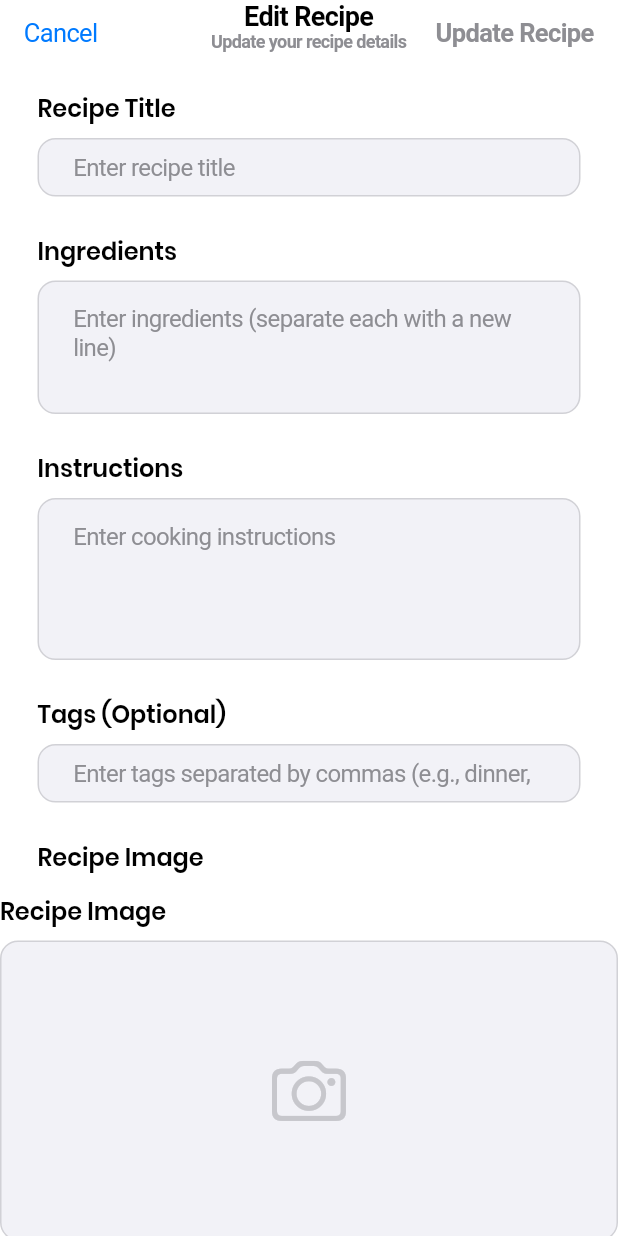
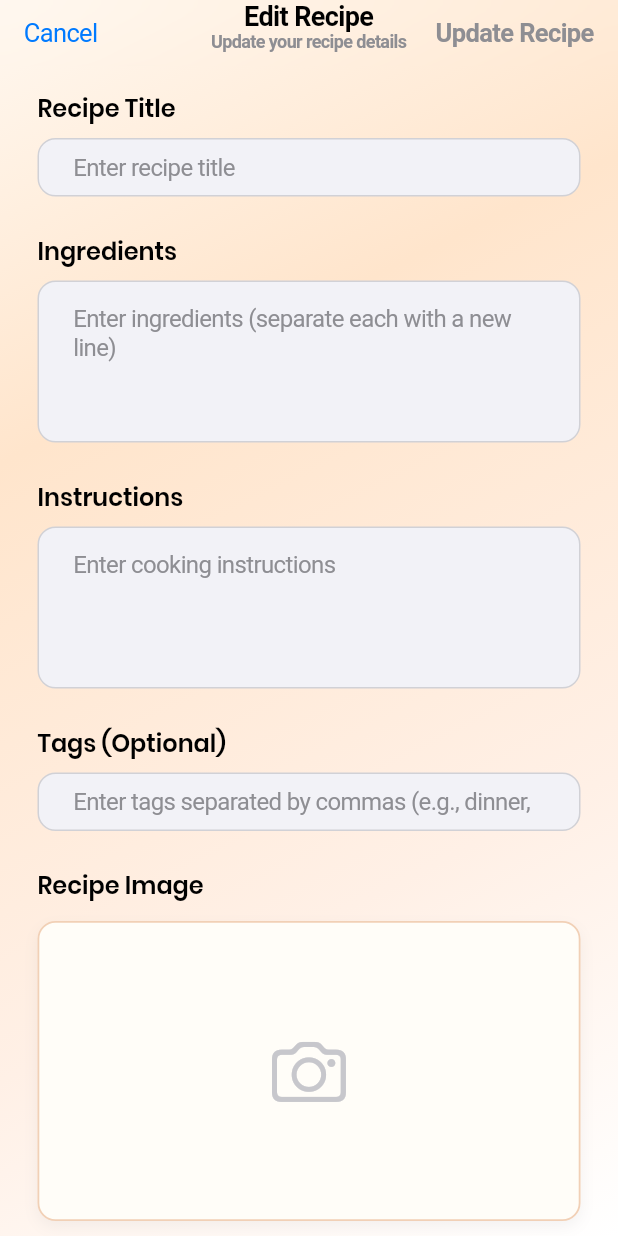
Before and after one commit to vaebelle/Mamas-Recipe, a Flutter app: the EditCustomRecipe screen opened directly with empty values, on a phone screen of 412 x 824 dp. Run offline on Flutter 3.47's test engine with Material 3 defaults, Android fonts, the phone set to English and light mode, and no system bars; our stand-ins replace cloud_firestore, firebase_auth, firebase_core, flutter_svg, google_sign_in, image_picker and 4 more; accounts and stored records are empty; network calls fail.

Commit message:
fix: search, ui, and exporting pdf

```diff
--- a/lib/models/custom_recipes.dart
+++ b/lib/models/custom_recipes.dart
@@ -95,8 +95,6 @@ class CustomRecipes {
   bool containsSearchTerms(String searchTerm) {
     final term = searchTerm.toLowerCase();
     return cRecipeName.toLowerCase().contains(term) ||
-        cRecipeIngredients.toLowerCase().contains(term) ||
-        cRecipeInstructions.toLowerCase().contains(term) ||
         tags.toLowerCase().contains(term);
   }
 
--- a/lib/screens/editCustomRecipe.dart
+++ b/lib/screens/editCustomRecipe.dart
@@ -73,15 +73,35 @@ class _EditCustomRecipeState extends State<EditCustomRecipe> {
       data: CupertinoThemeData(
         brightness: isDarkMode ? Brightness.dark : Brightness.light,
       ),
-      child: CupertinoPageScaffold(
-        backgroundColor: isDarkMode
-            ? const Color(0xFF1C1C1E)
-            : CupertinoColors.white,
-        navigationBar: CupertinoNavigationBar(
-          backgroundColor: isDarkMode
-              ? const Color(0xFF1C1C1E)
-              : CupertinoColors.white,
-          border: null,
+      child: Container(
+        // GRADIENT TO MATCH HOME PAGE EXACTLY
+        decoration: BoxDecoration(
+          gradient: LinearGradient(
+            begin: Alignment.topLeft,
+            end: Alignment.bottomRight,
+            colors: isDarkMode
+                ? [
+                    const Color(0xFF1C1C1E),
+                    const Color(0xFF3D2914), // Darker orange - SAME AS HOME
+                    const Color(0xFF2C1810), // Medium orange - SAME AS HOME
+                    const Color(0xFF1C1C1E),
+                  ]
+                : [
+                    const Color(0xFFFFF8F0), // Light cream - SAME AS HOME
+                    const Color(0xFFFFE5CC), // Light orange - SAME AS HOME
+                    const Color(0xFFFFF0E6), // Very light orange - SAME AS HOME
+                    CupertinoColors.white, // SAME AS HOME
+                  ],
+            stops: const [0.0, 0.3, 0.7, 1.0], // SAME STOPS AS HOME
+          ),
+        ),
+        child: CupertinoPageScaffold(
+          backgroundColor: const Color(0x00000000), // Transparent
+          navigationBar: CupertinoNavigationBar(
+            backgroundColor: CupertinoColors.white.withOpacity(
+              0.0,
+            ), // Make navigation bar transparent - SAME AS HOME
+            border: null,
           leading: CupertinoButton(
             padding: EdgeInsets.zero,
             onPressed: _isLoading ? null : _handleCancel,
@@ -132,7 +152,13 @@ class _EditCustomRecipeState extends State<EditCustomRecipe> {
           ),
         ),
         child: SafeArea(
-          child: SingleChildScrollView(
+          child: GestureDetector(
+            onTap: () {
+              // Dismiss keyboard when tapping on background
+              FocusScope.of(context).unfocus();
+            },
+            behavior: HitTestBehavior.opaque,
+            child: SingleChildScrollView(
             child: Column(
               crossAxisAlignment: CrossAxisAlignment.start,
               children: [
@@ -153,8 +179,8 @@ class _EditCustomRecipeState extends State<EditCustomRecipe> {
                 _buildExpandableTextArea(
                   controller: _ingredientsController,
                   hintText: 'Enter ingredients (separate each with a new line)',
-                  minLines: 3,
-                  maxLines: 8,
+                  minLines: 4,
+                  maxLines: 10,
                 ),
                 const SizedBox(height: 24),
 
@@ -227,9 +253,11 @@ class _EditCustomRecipeState extends State<EditCustomRecipe> {
                 const SizedBox(height: 20),
               ],
             ),
+            ),
           ),
         ),
       ),
+    ),
     );
   }
 
--- a/lib/widgets/recipe_image_picker.dart
+++ b/lib/widgets/recipe_image_picker.dart
@@ -217,23 +217,34 @@ class _RecipeImagePickerState extends State<RecipeImagePicker> {
       );
     }
 
-    return Container(
+    return Padding(
+      padding: const EdgeInsets.symmetric(horizontal: 25.0),
+      child: Container(
         height: 200,
         width: double.infinity,
         decoration: BoxDecoration(
           color: widget.isDarkMode
-            ? const Color(0xFF2C2C2E)
-            : CupertinoColors.systemGrey6,
-        borderRadius: BorderRadius.circular(12),
+              ? const Color(0xFF2C2C2E).withOpacity(0.95)
+              : const Color(0xFFFFFDF8),
+          borderRadius: BorderRadius.circular(12.0),
           border: Border.all(
             color: widget.isDarkMode
-              ? const Color(0xFF3A3A3C)
-              : CupertinoColors.systemGrey4,
-          width: 1,
+                ? CupertinoColors.systemOrange.withOpacity(0.3)
+                : const Color(0xFFD2691E).withOpacity(0.3),
+            width: 1.2,
           ),
+          boxShadow: [
+            BoxShadow(
+              color: widget.isDarkMode
+                  ? CupertinoColors.black.withOpacity(0.3)
+                  : CupertinoColors.systemGrey.withOpacity(0.1),
+              blurRadius: 8,
+              offset: const Offset(0, 4),
+            ),
+          ],
         ),
         child: ClipRRect(
-        borderRadius: BorderRadius.circular(12),
+          borderRadius: BorderRadius.circular(12.0),
           child: Stack(
             children: [
               // Image or placeholder
@@ -266,6 +277,7 @@ class _RecipeImagePickerState extends State<RecipeImagePicker> {
             ],
           ),
         ),
+      ),
     );
   }
 
@@ -274,23 +286,14 @@ class _RecipeImagePickerState extends State<RecipeImagePicker> {
     return Column(
       crossAxisAlignment: CrossAxisAlignment.start,
       children: [
-        Text(
-          'Recipe Image',
-          style: TextStyle(
-            fontSize: 16,
-            fontWeight: FontWeight.w600,
-            color: widget.isDarkMode
-                ? CupertinoColors.white
-                : CupertinoColors.black,
-          ),
-        ),
-        const SizedBox(height: 8),
         GestureDetector(
           onTap: _isUploading ? null : _showImageSourceDialog,
           child: _buildImageDisplay(),
         ),
         const SizedBox(height: 8),
-        Text(
+        Padding(
+          padding: const EdgeInsets.symmetric(horizontal: 25.0),
+          child: Text(
             'Tap to add or change recipe image',
             style: TextStyle(
               fontSize: 12,
@@ -299,6 +302,7 @@ class _RecipeImagePickerState extends State<RecipeImagePicker> {
                   : CupertinoColors.systemGrey,
             ),
           ),
+        ),
       ],
     );
   }
```
Also changed, not shown: lib/models/global_recipes.dart (+31 -5 lines), lib/models/recipe_models.dart (+8 -3 lines), lib/screens/home.dart (+18 -2 lines), lib/screens/login.dart (+8 -1 lines), lib/screens/newRecipe.dart (+10 -5 lines), lib/screens/recipeDetails.dart (+88 -30 lines), lib/screens/signup.dart (+8 -1 lines), lib/widgets/card.dart (+19 -10 lines), 6 other files. Lines whose indentation alone changed are shown as unchanged.
